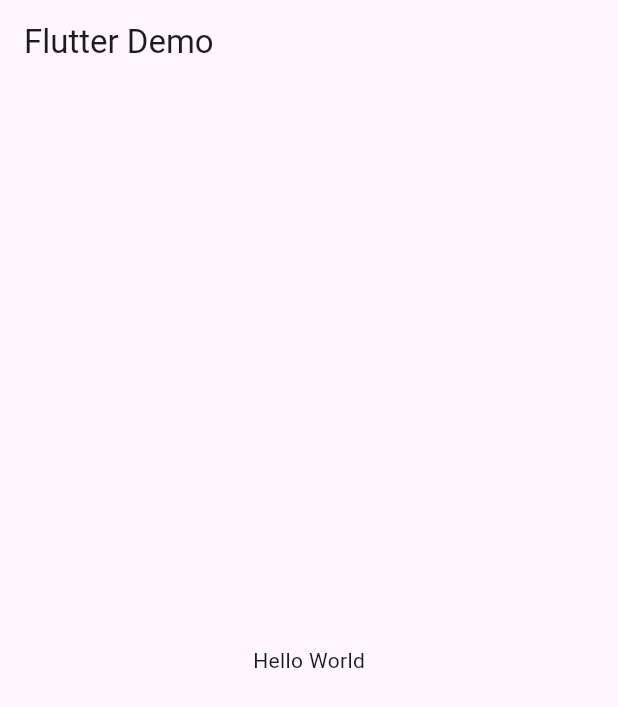
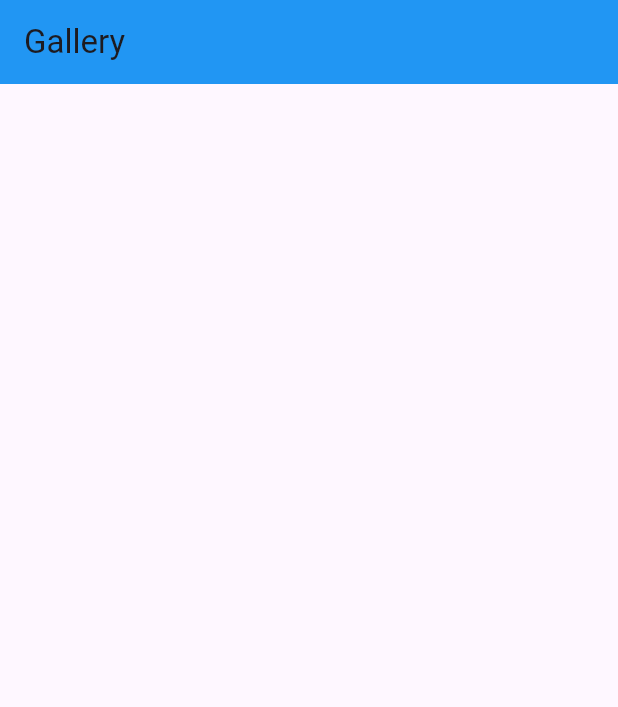
Before and after one commit to Ghaith200/actors_app, a Flutter app: the screen it shows after launch, on a phone screen of 412 x 824 dp. Shown: the top 707 px of the screen. Run offline on Flutter 3.47's test engine with Material 3 defaults, Android fonts, the phone set to English and light mode, and no system bars.

Commit message:
Startup point

```diff
--- a/lib/main.dart
+++ b/lib/main.dart
@@ -10,17 +10,18 @@ class MyApp extends StatelessWidget {
   @override
   Widget build(BuildContext context) {
     return MaterialApp(
-
-      title: 'Flutter Demo',
+      debugShowCheckedModeBanner: false,
+      title: 'Gallery',
       theme: ThemeData(
         primarySwatch: Colors.blue,
       ),
       home: Scaffold(
         appBar: AppBar(
-          title: const Text('Flutter Demo'),
+          title: const Text('Gallery'),
+          backgroundColor: Colors.blue,
         ),
         body: const Center(
-          child: Text('Hello World'),
+          child: Text(''),
         ),
       ),
     );
```
